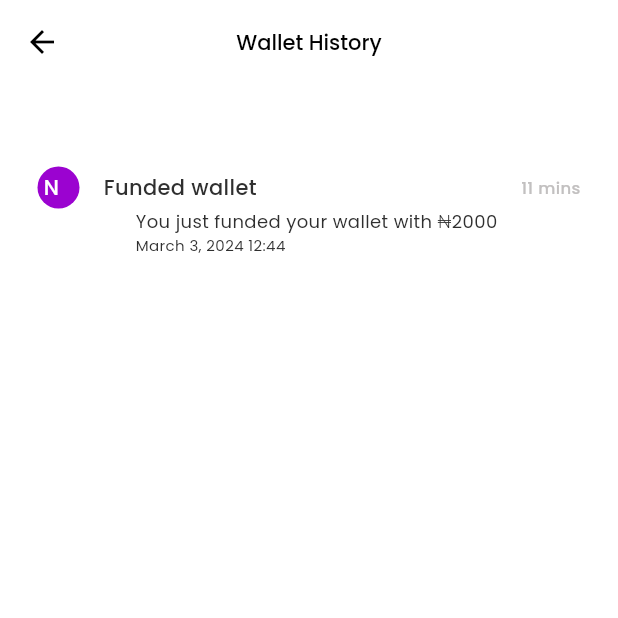
After one commit to Emmatex123580/LitePay, a Flutter app: the WalletHistory screen opened directly, on a phone screen of 412 x 824 dp, the top half of it. The commit adds this screen. Run offline on Flutter 3.47's test engine with Material 3 defaults, Android fonts, the light colour scheme and no system bars; our stand-ins replace cached_network_image, flutter_svg, pin_code_fields.

Commit message:
Added the wallet and transaction history page

```diff
--- a/lib/main.dart
+++ b/lib/main.dart
@@ -4,6 +4,9 @@ import 'package:flutter_svg/svg.dart';
 import 'package:litepay/presentation/airtime_funding_payment.dart';
 import 'package:litepay/presentation/home_screen_page.dart';
 import 'package:litepay/presentation/notification_one_screen.dart';
+import 'package:litepay/presentation/transaction_details.dart';
+import 'package:litepay/presentation/transaction_history.dart';
+import 'package:litepay/presentation/wallet_history.dart';
 import 'core/app_export.dart';
 import 'core/size_utils.dart';
 import 'routes/app_routes.dart';
@@ -31,7 +34,7 @@ class MyApp extends StatelessWidget {
           debugShowCheckedModeBanner: false,
           initialRoute: AppRoutes.splashScreen,   //It was AppRoutes.signInScreen or AppRoutes.splashScreen
           routes: AppRoutes.routes,
-          home:  HomePage()
+          //home: TransactionDetails() //Replace with HomePage
         );
       }
     );
--- a/lib/presentation/fund_wallet_automated_bank.dart
+++ b/lib/presentation/fund_wallet_automated_bank.dart
@@ -40,7 +40,7 @@ class _FundWalletAutomatedBankState extends State<FundWalletAutomatedBank> {
                 "Pay into the acccount below and your wallet will be \nfunded automatically",
                 style: TextStyle(
                   color: Color(0XFF2F2F2F),
-                  fontSize: 14,
+                  fontSize: 12,
                   fontFamily: "Poppins",
                   fontWeight: FontWeight.w400
                 ),
--- a/lib/presentation/splash_screen.dart
+++ b/lib/presentation/splash_screen.dart
@@ -31,8 +31,7 @@ class _SplashScreenState extends State<SplashScreen> {
   Widget build(BuildContext context) {
     return SafeArea(
       child: Scaffold(
-        body: SingleChildScrollView(
-          child: SizedBox(
+        body: SizedBox(
           width: double.maxFinite,
           child: Column(
             mainAxisAlignment: MainAxisAlignment.center,
@@ -52,7 +51,6 @@ class _SplashScreenState extends State<SplashScreen> {
           ),
         ),
       ),
-      ),
     );
   }
 }
--- /dev/null
+++ b/lib/presentation/wallet_history.dart
@@ -0,0 +1,127 @@
+import 'package:flutter/material.dart';
+
+class WalletHistory extends StatefulWidget {
+  const WalletHistory({super.key});
+
+  @override
+  State<WalletHistory> createState() => _WalletHistoryState();
+}
+
+class _WalletHistoryState extends State<WalletHistory> {
+  @override
+  Widget build(BuildContext context) {
+    return SafeArea(
+      child: Scaffold(
+        appBar: AppBar(
+          title: Text(
+            "Wallet History",
+            style: TextStyle(fontSize: 14, fontFamily: "Poppins", fontWeight: FontWeight.w500)
+          ),
+          backgroundColor: Colors.white,
+          foregroundColor: Colors.black,
+          centerTitle: true,
+          leading: IconButton(
+            icon: Icon(Icons.arrow_back),
+            onPressed: ()=>Navigator.pop(context)
+          ),
+          elevation: 0.0,
+        ),
+        body: Center(
+          child: ListView(
+            children: [
+              SizedBox(height: 50),
+              InkWell(
+                onTap: () {
+                  //Implement an action
+                },
+                child: Container(
+                  width: 320,
+                  height: 73,
+                  padding: EdgeInsets.all(5.0),
+                  margin: EdgeInsets.symmetric(horizontal: 20),
+                  child: Column(
+                    children: [
+                      Row(
+                        mainAxisAlignment: MainAxisAlignment.spaceBetween,
+                        children: [
+                          Container(
+                            child: Row(
+                              children: [
+                                Container(
+                                  width: 28,
+                                  height: 28,
+                                  padding: EdgeInsets.all(4.0),
+                                  child: Text(
+                                    "NA",
+                                    style:TextStyle(
+                                    fontFamily: "Poppins",
+                                    fontWeight: FontWeight.w500,
+                                    fontSize: 14, color:
+                                    Colors.white
+                                    )
+                                  ),
+                                  decoration: BoxDecoration(
+                                    shape: BoxShape.circle,
+                                    color: Color(0xFF9B03D0)
+                                  ),
+                                ),
+                                SizedBox(width: 16.0),
+                                Text(
+                                  "Funded wallet",
+                                  style: TextStyle(
+                                    fontFamily: "Poppins",
+                                    fontSize: 14,
+                                    fontWeight: FontWeight.w500,
+                                  )
+                                ),
+                              ]
+                            )
+                          ),
+                          Text(
+                            "11 mins",
+                            style: TextStyle(
+                              fontFamily: "Poppins",
+                              fontSize: 11,
+                              fontWeight: FontWeight.w500,
+                              color: Color(0xFFC2C0C0),
+                            )
+                          )
+                        ]
+                      ),
+                      Padding(
+                        padding: EdgeInsets.only(left: 10),
+                        child: Column(
+                          crossAxisAlignment: CrossAxisAlignment.start,
+                          children: [
+                            Text(
+                              "You just funded your wallet with \u20A62000",
+                              style: TextStyle(
+                                fontFamily: "Poppins",
+                                fontSize: 12,
+                                fontWeight: FontWeight.w300,
+                                color: Color(0xFF2F2F2F)
+                              )
+                            ),
+                            Text(
+                              "March 3, 2024 12:44",
+                              style: TextStyle(
+                                fontFamily: "Poppins",
+                                fontSize: 10,
+                                fontWeight: FontWeight.w400,
+                                color: Color(0xFF2F2F2F)
+                              )
+                            ),
+                          ],
+                        )
+                      )
+                    ],
+                  )
+                ),
+              )
+            ],
+          ),
+        )
+      )
+    );
+  }
+}
--- a/lib/presentation/welcome_screen_two_screen.dart
+++ b/lib/presentation/welcome_screen_two_screen.dart
@@ -15,6 +15,7 @@ class WelcomeScreenTwoScreen extends StatelessWidget {
     return SafeArea(
       child: Scaffold(
         appBar: AppBar(
+          backgroundColor: Color(0XFF9B03D0),
           leading: IconButton(
             onPressed: () {
               Navigator.pop(context);
```
Also changed, not shown: lib/presentation/home_screen_page.dart (+10 -0 lines), lib/presentation/transaction_details.dart (added, +32 -0 lines), lib/presentation/transaction_history.dart (added, +126 -0 lines), 1 other file. Lines whose indentation alone changed are shown as unchanged.
